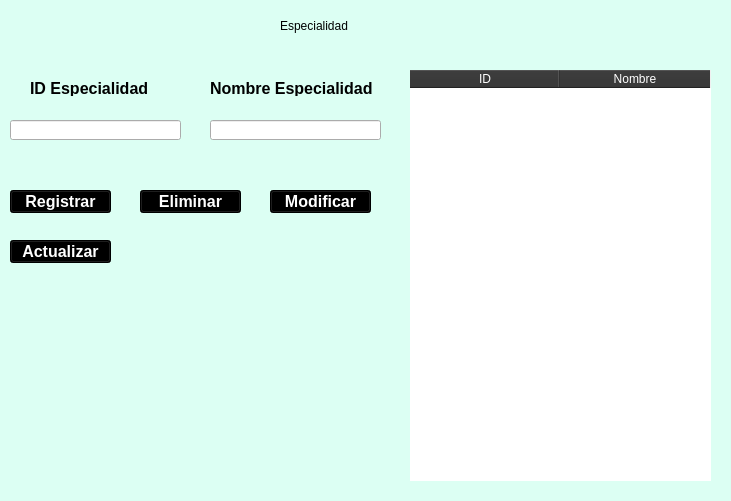
Old version of the form UI/ventanaEspecialidad.ui in the repository KevinValdezVargas/special-telegram.
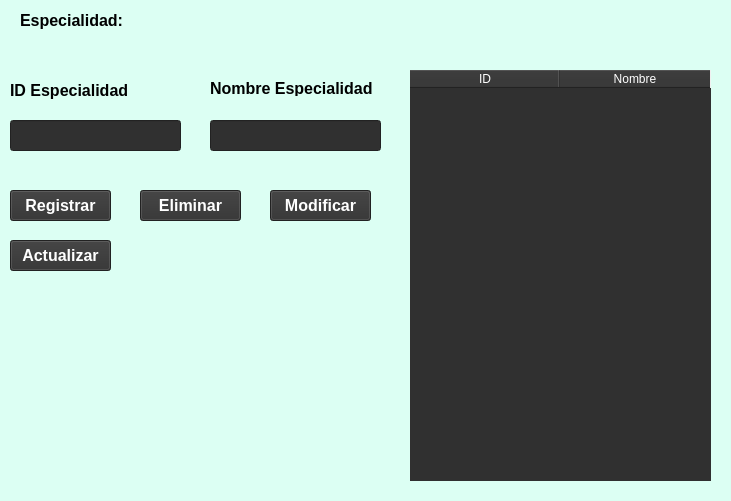
New version of the form. Icons and pictures are not drawn.

```diff
--- a/UI/ventanaEspecialidad.ui
+++ b/UI/ventanaEspecialidad.ui
@@ -1,7 +1,7 @@
 <?xml version="1.0" encoding="UTF-8"?>
 <ui version="4.0">
- <class>MainWindow</class>
- <widget class="QMainWindow" name="MainWindow">
+ <class>Especialidad</class>
+ <widget class="QMainWindow" name="Especialidad">
   <property name="geometry">
    <rect>
     <x>0</x>
@@ -35,7 +35,7 @@
    </size>
   </property>
   <property name="windowTitle">
-   <string>MainWindow</string>
+   <string>Especialidades</string>
   </property>
   <widget class="QWidget" name="centralwidget">
    <property name="minimumSize">
@@ -56,29 +56,13 @@
      <height>0</height>
     </size>
    </property>
-   <widget class="QLabel" name="label">
-    <property name="geometry">
-     <rect>
-      <x>280</x>
-      <y>10</y>
-      <width>181</width>
-      <height>31</height>
-     </rect>
-    </property>
-    <property name="styleSheet">
-     <string notr="true">font: 25pt &quot;Mongolian Baiti&quot;;</string>
-    </property>
-    <property name="text">
-     <string>Especialidad</string>
-    </property>
-   </widget>
    <widget class="QLabel" name="label_2">
     <property name="geometry">
      <rect>
-      <x>30</x>
+      <x>10</x>
       <y>80</y>
       <width>131</width>
-      <height>16</height>
+      <height>21</height>
      </rect>
     </property>
     <property name="font">
@@ -98,9 +82,13 @@
       <x>10</x>
       <y>120</y>
       <width>171</width>
-      <height>20</height>
+      <height>31</height>
      </rect>
     </property>
+    <property name="styleSheet">
+     <string notr="true">background-color: #303030;
+color: rgb(255, 255, 255);</string>
+    </property>
    </widget>
    <widget class="QLineEdit" name="txtEspecialidad">
     <property name="geometry">
@@ -108,9 +96,13 @@
       <x>210</x>
       <y>120</y>
       <width>171</width>
-      <height>20</height>
+      <height>31</height>
      </rect>
     </property>
+    <property name="styleSheet">
+     <string notr="true">background-color: #303030;
+color: rgb(255, 255, 255);</string>
+    </property>
    </widget>
    <widget class="QLabel" name="label_3">
     <property name="geometry">
@@ -138,7 +130,7 @@
       <x>10</x>
       <y>190</y>
       <width>101</width>
-      <height>23</height>
+      <height>31</height>
      </rect>
     </property>
     <property name="font">
@@ -149,7 +141,7 @@
      </font>
     </property>
     <property name="styleSheet">
-     <string notr="true">background-color: rgb(0, 0, 0);
+     <string notr="true">background-color: #303030;
 color: rgb(255, 255, 255);</string>
     </property>
     <property name="text">
@@ -162,7 +154,7 @@
       <x>140</x>
       <y>190</y>
       <width>101</width>
-      <height>23</height>
+      <height>31</height>
      </rect>
     </property>
     <property name="font">
@@ -173,7 +165,7 @@
      </font>
     </property>
     <property name="styleSheet">
-     <string notr="true">background-color: rgb(0, 0, 0);
+     <string notr="true">background-color: #303030;
 color: rgb(255, 255, 255);</string>
     </property>
     <property name="text">
@@ -186,7 +178,7 @@
       <x>270</x>
       <y>190</y>
       <width>101</width>
-      <height>23</height>
+      <height>31</height>
      </rect>
     </property>
     <property name="font">
@@ -197,7 +189,7 @@
      </font>
     </property>
     <property name="styleSheet">
-     <string notr="true">background-color: rgb(0, 0, 0);
+     <string notr="true">background-color: #303030;
 color: rgb(255, 255, 255);</string>
     </property>
     <property name="text">
@@ -210,7 +202,7 @@
       <x>10</x>
       <y>240</y>
       <width>101</width>
-      <height>23</height>
+      <height>31</height>
      </rect>
     </property>
     <property name="font">
@@ -221,7 +213,7 @@
      </font>
     </property>
     <property name="styleSheet">
-     <string notr="true">background-color: rgb(0, 0, 0);
+     <string notr="true">background-color: #303030;
 color: rgb(255, 255, 255);</string>
     </property>
     <property name="text">
@@ -243,6 +235,8 @@
 color: white;
 border:none;
 	font: 11pt &quot;MS Shell Dlg 2&quot;;
+background-color: #303030;
+
 }
 QHeaderView::section{
 background-color: #303030;
@@ -283,7 +277,7 @@
     <property name="geometry">
      <rect>
       <x>150</x>
-      <y>310</y>
+      <y>320</y>
       <width>171</width>
       <height>121</height>
      </rect>
@@ -298,8 +292,27 @@
      <bool>true</bool>
     </property>
    </widget>
+   <widget class="QLabel" name="label_6">
+    <property name="geometry">
+     <rect>
+      <x>20</x>
+      <y>10</y>
+      <width>131</width>
+      <height>21</height>
+     </rect>
+    </property>
+    <property name="font">
+     <font>
+      <pointsize>12</pointsize>
+      <weight>75</weight>
+      <bold>true</bold>
+     </font>
+    </property>
+    <property name="text">
+     <string>Especialidad:</string>
+    </property>
+   </widget>
    <zorder>label_4</zorder>
-   <zorder>label</zorder>
    <zorder>label_2</zorder>
    <zorder>txtId</zorder>
    <zorder>txtEspecialidad</zorder>
@@ -310,6 +323,7 @@
    <zorder>btnActualizar</zorder>
    <zorder>tblEspecialidad</zorder>
    <zorder>label_5</zorder>
+   <zorder>label_6</zorder>
   </widget>
  </widget>
  <resources/>
```
